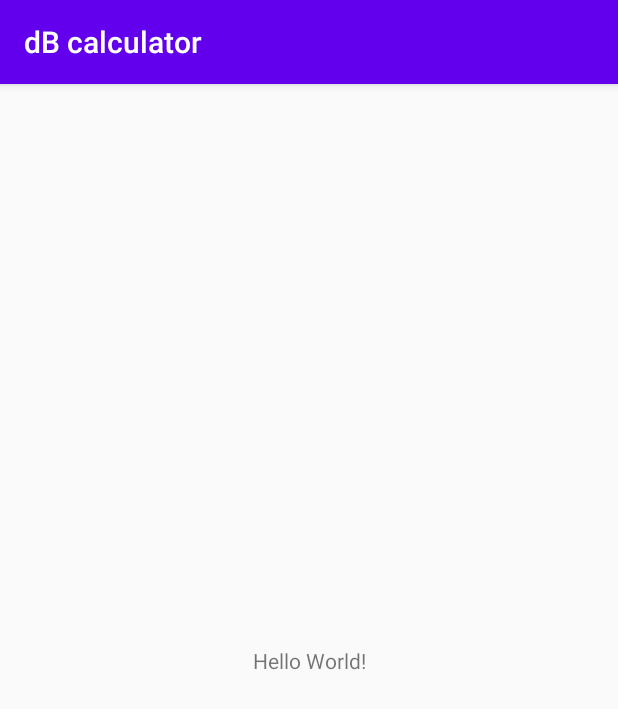
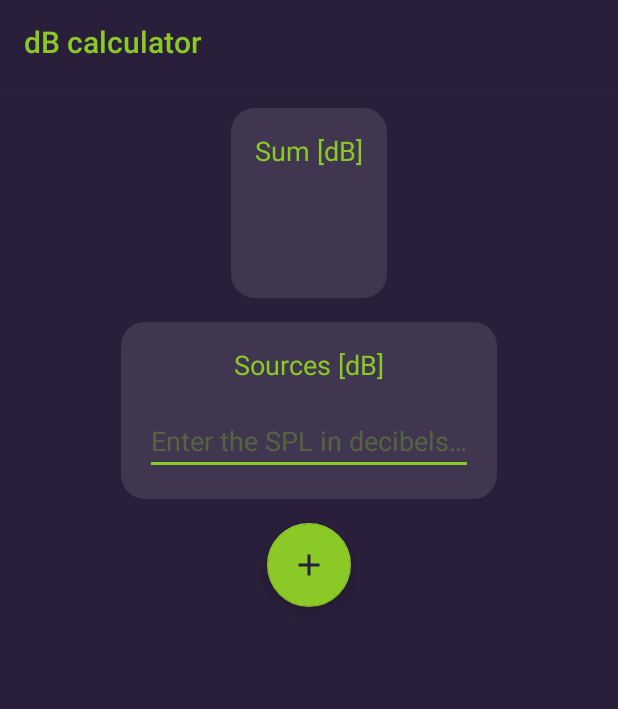
Before and after one commit to soygabimoreno/dBCalculator, an Android app: the screen it shows after launch (MainActivity), on a phone screen of 412 x 824 dp. Shown: the top 709 px of the screen. Run offline under Robolectric (Android 15) with nearby library versions, the phone set to English and light mode, and no system bars; 2 statements that could not run were skipped.

Commit message:
App skeleton completed

```diff
--- a/app/src/main/AndroidManifest.xml
+++ b/app/src/main/AndroidManifest.xml
@@ -2,17 +2,19 @@
 <manifest xmlns:android="http://schemas.android.com/apk/res/android"
     package="com.appacoustic.android.dbcalculator">
 
+    <uses-permission android:name="android.permission.INTERNET"/>
+
     <application
+        android:name=".App"
         android:allowBackup="true"
         android:icon="@mipmap/ic_launcher"
         android:label="@string/app_name"
         android:roundIcon="@mipmap/ic_launcher_round"
         android:supportsRtl="true"
         android:theme="@style/AppTheme">
-        <activity android:name=".MainActivity">
+        <activity android:name=".presentation.MainActivity">
             <intent-filter>
                 <action android:name="android.intent.action.MAIN"/>
-
                 <category android:name="android.intent.category.LAUNCHER"/>
             </intent-filter>
         </activity>
--- /dev/null
+++ b/app/src/main/java/com/appacoustic/android/dbcalculator/App.kt
@@ -0,0 +1,31 @@
+package com.appacoustic.android.dbcalculator
+
+import android.app.Application
+import com.appacoustic.android.dbcalculator.framework.KLog
+import com.google.firebase.FirebaseApp
+import org.koin.android.ext.koin.androidContext
+import org.koin.android.logger.AndroidLogger
+import org.koin.core.context.startKoin
+import org.koin.core.logger.Level
+
+class App : Application() {
+
+    override fun onCreate() {
+        super.onCreate()
+        KLog.launch(BuildConfig.DEBUG)
+        initKoin()
+        initFirebase()
+    }
+
+    private fun initKoin() {
+        startKoin {
+            if (BuildConfig.DEBUG) logger(AndroidLogger(Level.ERROR))
+            androidContext(this@App)
+            modules(serviceLocator)
+        }
+    }
+
+    private fun initFirebase() {
+        FirebaseApp.initializeApp(this)
+    }
+}
--- /dev/null
+++ b/app/src/main/java/com/appacoustic/android/dbcalculator/ServiceLocator.kt
@@ -0,0 +1,7 @@
+package com.appacoustic.android.dbcalculator
+
+import com.appacoustic.android.dbcalculator.presentation.mainModule
+
+val serviceLocator = listOf(
+    mainModule
+)
--- /dev/null
+++ b/app/src/main/java/com/appacoustic/android/dbcalculator/framework/EditTextExtension.kt
@@ -0,0 +1,17 @@
+package com.appacoustic.android.dbcalculator.framework
+
+import android.text.Editable
+import android.text.TextWatcher
+import android.widget.EditText
+
+fun EditText.setOnTextChangedListener(onTextChanged: (charSequence: CharSequence?) -> Unit) {
+    addTextChangedListener(object : TextWatcher {
+        override fun beforeTextChanged(charSequence: CharSequence?, start: Int, count: Int, after: Int) {}
+
+        override fun onTextChanged(charSequence: CharSequence?, start: Int, before: Int, count: Int) {
+            onTextChanged(charSequence)
+        }
+
+        override fun afterTextChanged(editable: Editable?) {}
+    })
+}
--- /dev/null
+++ b/app/src/main/java/com/appacoustic/android/dbcalculator/framework/KLog.kt
@@ -0,0 +1,43 @@
+package com.appacoustic.android.dbcalculator.framework
+
+import android.util.Log
+
+class KLog {
+
+    companion object {
+
+        var debug = true
+            private set
+
+        /**
+         * This method must be called at the very beginning within the onCreate() of the Application class
+         * (or first activity to lunch) for ensuring logs are not shown on release version.
+         */
+        fun launch(debug: Boolean) {
+            Companion.debug = debug
+        }
+
+        fun v(s: String) {
+            if (debug) Throwable().stackTrace[1].apply { Log.v(generateTag(), generateMessage(s)) }
+        }
+
+        fun d(s: String) {
+            if (debug) Throwable().stackTrace[1].apply { Log.d(generateTag(), generateMessage(s)) }
+        }
+
+        fun i(s: String) {
+            if (debug) Throwable().stackTrace[1].apply { Log.i(generateTag(), generateMessage(s)) }
+        }
+
+        fun w(s: String) {
+            if (debug) Throwable().stackTrace[1].apply { Log.w(generateTag(), generateMessage(s)) }
+        }
+
+        fun e(s: String) {
+            if (debug) Throwable().stackTrace[1].apply { Log.e(generateTag(), generateMessage(s)) }
+        }
+    }
+}
+
+private fun StackTraceElement.generateTag() = className.substringAfterLast(".")
+private fun StackTraceElement.generateMessage(msg: Any) = "$methodName() $msg"
--- /dev/null
+++ b/app/src/main/java/com/appacoustic/android/dbcalculator/presentation/MainActivity.kt
@@ -0,0 +1,51 @@
+package com.appacoustic.android.dbcalculator.presentation
+
+import android.content.Context
+import android.os.Bundle
+import android.os.Handler
+import android.os.Looper
+import android.view.inputmethod.InputMethodManager
+import android.widget.Toast
+import androidx.appcompat.app.AppCompatActivity
+import com.appacoustic.android.dbcalculator.R
+import com.appacoustic.android.dbcalculator.framework.setOnTextChangedListener
+import kotlinx.android.synthetic.main.activity_main.*
+import org.koin.androidx.viewmodel.scope.viewModel
+import org.koin.androidx.scope.lifecycleScope as koinScope
+
+class MainActivity : AppCompatActivity() {
+
+    private val viewModel: MainViewModel by koinScope.viewModel(this)
+
+    override fun onCreate(savedInstanceState: Bundle?) {
+        super.onCreate(savedInstanceState)
+        setContentView(R.layout.activity_main)
+        initViewModel()
+        initEditText()
+        initFab()
+    }
+
+    private fun initViewModel() {
+        viewModel.sum.observe(this, { sum ->
+            tvSumResult.text = sum?.toString() ?: "?"
+        })
+    }
+
+    private fun initEditText() {
+        Handler(Looper.getMainLooper()).postDelayed({
+            etSources.requestFocus()
+            val imr = getSystemService(Context.INPUT_METHOD_SERVICE) as InputMethodManager
+            imr.showSoftInput(etSources, InputMethodManager.SHOW_IMPLICIT)
+        }, 500)
+
+        etSources.setOnTextChangedListener { input ->
+            viewModel.handleSourcesChanged(input)
+        }
+    }
+
+    private fun initFab() {
+        fabAdd.setOnClickListener {
+            Toast.makeText(this, "FOO", Toast.LENGTH_SHORT).show()
+        }
+    }
+}
--- /dev/null
+++ b/app/src/main/java/com/appacoustic/android/dbcalculator/presentation/MainModule.kt
@@ -0,0 +1,17 @@
+package com.appacoustic.android.dbcalculator.presentation
+
+import com.appacoustic.android.dbcalculator.domain.CalculateDBSum
+import org.koin.androidx.viewmodel.dsl.viewModel
+import org.koin.core.qualifier.named
+import org.koin.dsl.module
+
+val mainModule = module {
+    single { CalculateDBSum() }
+    scope(named<MainActivity>()) {
+        viewModel {
+            MainViewModel(
+                calculateDBSum = get()
+            )
+        }
+    }
+}
--- /dev/null
+++ b/app/src/main/res/drawable/bg_rounded.xml
@@ -0,0 +1,6 @@
+<?xml version="1.0" encoding="utf-8"?>
+<shape xmlns:android="http://schemas.android.com/apk/res/android"
+    android:shape="rectangle">
+    <corners android:radius="16dp"/>
+    <solid android:color="@color/white_alpha_10"/>
+</shape>
--- /dev/null
+++ b/app/src/main/res/drawable/ic_baseline_add_24.xml
@@ -0,0 +1,10 @@
+<vector xmlns:android="http://schemas.android.com/apk/res/android"
+    android:width="24dp"
+    android:height="24dp"
+    android:tint="@color/primaryDark_darkened_3"
+    android:viewportWidth="24"
+    android:viewportHeight="24">
+    <path
+        android:fillColor="@android:color/white"
+        android:pathData="M19,13h-6v6h-2v-6H5v-2h6V5h2v6h6v2z"/>
+</vector>
--- a/app/src/main/res/layout/activity_main.xml
+++ b/app/src/main/res/layout/activity_main.xml
@@ -5,15 +5,89 @@
     xmlns:tools="http://schemas.android.com/tools"
     android:layout_width="match_parent"
     android:layout_height="match_parent"
-    tools:context=".MainActivity">
+    tools:context=".presentation.MainActivity">
 
-    <TextView
+    <androidx.constraintlayout.widget.ConstraintLayout
+        android:id="@+id/clAttenuation"
         android:layout_width="wrap_content"
         android:layout_height="wrap_content"
-        android:text="Hello World!"
-        app:layout_constraintBottom_toBottomOf="parent"
-        app:layout_constraintLeft_toLeftOf="parent"
-        app:layout_constraintRight_toRightOf="parent"
-        app:layout_constraintTop_toTopOf="parent"/>
+        android:layout_marginTop="16dp"
+        android:background="@drawable/bg_rounded"
+        android:padding="16dp"
+        app:layout_constraintEnd_toEndOf="parent"
+        app:layout_constraintStart_toStartOf="parent"
+        app:layout_constraintTop_toTopOf="parent">
 
+        <TextView
+            android:id="@+id/tvSumLabel"
+            android:layout_width="wrap_content"
+            android:layout_height="wrap_content"
+            android:background="@null"
+            android:text="@string/sum_label"
+            android:textAppearance="?android:textAppearanceMedium"
+            app:layout_constraintEnd_toEndOf="parent"
+            app:layout_constraintStart_toStartOf="parent"
+            app:layout_constraintTop_toTopOf="parent"/>
+
+        <TextView
+            android:id="@+id/tvSumResult"
+            android:layout_width="wrap_content"
+            android:layout_height="wrap_content"
+            android:layout_marginTop="16dp"
+            android:background="@null"
+            android:textAppearance="?android:textAppearanceMedium"
+            android:textSize="40sp"
+            app:layout_constraintEnd_toEndOf="parent"
+            app:layout_constraintStart_toStartOf="parent"
+            app:layout_constraintTop_toBottomOf="@id/tvSumLabel"
+            tools:text="0"/>
+    </androidx.constraintlayout.widget.ConstraintLayout>
+
+    <androidx.constraintlayout.widget.ConstraintLayout
+        android:id="@+id/clSources"
+        android:layout_width="wrap_content"
+        android:layout_height="wrap_content"
+        android:layout_marginTop="16dp"
+        android:background="@drawable/bg_rounded"
+        android:padding="16dp"
+        app:layout_constraintEnd_toEndOf="parent"
+        app:layout_constraintStart_toStartOf="parent"
+        app:layout_constraintTop_toBottomOf="@id/clAttenuation">
+
+        <TextView
+            android:id="@+id/tvSources"
+            android:layout_width="wrap_content"
+            android:layout_height="wrap_content"
+            android:background="@null"
+            android:text="@string/sources_label"
+            android:textAppearance="?android:textAppearanceMedium"
+            app:layout_constraintEnd_toEndOf="parent"
+            app:layout_constraintStart_toStartOf="parent"
+            app:layout_constraintTop_toTopOf="parent"/>
+
+        <EditText
+            android:id="@+id/etSources"
+            android:layout_width="wrap_content"
+            android:layout_height="wrap_content"
+            android:layout_marginTop="16dp"
+            android:backgroundTint="@color/accent"
+            android:hint="@string/sources_hint"
+            android:inputType="numberDecimal"
+            android:textAppearance="?android:textAppearanceMedium"
+            android:textColor="@color/accent"
+            android:textColorHint="@color/accent_alpha_30"
+            app:layout_constraintEnd_toEndOf="parent"
+            app:layout_constraintStart_toStartOf="parent"
+            app:layout_constraintTop_toBottomOf="@+id/tvSources"/>
+    </androidx.constraintlayout.widget.ConstraintLayout>
+
+    <com.google.android.material.floatingactionbutton.FloatingActionButton
+        android:id="@+id/fabAdd"
+        android:layout_width="wrap_content"
+        android:layout_height="wrap_content"
+        android:layout_marginTop="16dp"
+        android:src="@drawable/ic_baseline_add_24"
+        app:layout_constraintEnd_toEndOf="parent"
+        app:layout_constraintStart_toStartOf="parent"
+        app:layout_constraintTop_toBottomOf="@id/clSources"/>
 </androidx.constraintlayout.widget.ConstraintLayout>
--- a/app/src/main/res/values/colors.xml
+++ b/app/src/main/res/values/colors.xml
@@ -1,6 +1,25 @@
-<?xml version="1.0" encoding="utf-8"?>
 <resources>
-    <color name="colorPrimary">#6200EE</color>
-    <color name="colorPrimaryDark">#3700B3</color>
-    <color name="colorAccent">#03DAC5</color>
+    <color name="primary">#1982c4</color>
+    <color name="primaryDark">#6a4c93</color>
+    <color name="accent">#8ac926</color>
+    <color name="accent_alpha_30">#4d8ac926</color>
+    <color name="primaryDark_darkened_1">#573F78</color>
+    <color name="primaryDark_darkened_2">#3F2D57</color>
+    <color name="primaryDark_darkened_3">#2A1F3B</color>
+    <color name="sunglow">#ffca3a</color>
+    <color name="sizzlingRed">#ff595e</color>
+    <color name="grayLight">#CCCCCC</color>
+    <color name="grayMedium">#888888</color>
+    <color name="grayDark">#444444</color>
+    <color name="white_alpha_10">#1aFFFFFF</color>
+
+    <color name="primary_alpha_90">#e61982c4</color>
+    <color name="primary_alpha_80">#cc1982c4</color>
+    <color name="primary_alpha_70">#b31982c4</color>
+    <color name="primary_alpha_60">#991982c4</color>
+    <color name="primary_alpha_50">#801982c4</color>
+    <color name="primary_alpha_40">#661982c4</color>
+    <color name="primary_alpha_30">#4d1982c4</color>
+    <color name="primary_alpha_20">#331982c4</color>
+    <color name="primary_alpha_10">#1a1982c4</color>
 </resources>
--- a/app/src/main/res/values/strings.xml
+++ b/app/src/main/res/values/strings.xml
@@ -1,3 +1,6 @@
 <resources>
     <string name="app_name">dB calculator</string>
+    <string name="sources_label">Sources [dB]</string>
+    <string name="sources_hint">Enter the SPL in decibels…</string>
+    <string name="sum_label">Sum [dB]</string>
 </resources>
--- a/app/src/main/res/values/styles.xml
+++ b/app/src/main/res/values/styles.xml
@@ -1,10 +1,19 @@
 <resources>
-    <!-- Base application theme. -->
-    <style name="AppTheme" parent="Theme.AppCompat.Light.DarkActionBar">
-        <!-- Customize your theme here. -->
-        <item name="colorPrimary">@color/colorPrimary</item>
-        <item name="colorPrimaryDark">@color/colorPrimaryDark</item>
-        <item name="colorAccent">@color/colorAccent</item>
+
+    <style name="AppTheme" parent="Theme.AppCompat.DayNight">
+        <item name="colorPrimary">@color/primary</item>
+        <item name="colorPrimaryDark">@color/primaryDark_darkened_2</item>
+        <item name="colorAccent">@color/accent</item>
+        <item name="android:background">@color/primaryDark_darkened_3</item>
+        <item name="android:textColor">@color/accent</item>
+        <item name="actionBarStyle">@style/ActionBar</item>
     </style>
 
+    <style name="ActionBar" parent="@style/Widget.AppCompat.ActionBar.Solid">
+        <item name="titleTextStyle">@style/TitleText</item>
+    </style>
+
+    <style name="TitleText" parent="@style/TextAppearance.AppCompat.Widget.ActionBar.Title">
+        <item name="android:textColor">@color/accent</item>
+    </style>
 </resources>
--- a/build.gradle
+++ b/build.gradle
@@ -1,4 +1,3 @@
-// Top-level build file where you can add configuration options common to all sub-projects/modules.
 buildscript {
     ext.kotlin_version = "1.4.0"
     repositories {
@@ -8,9 +7,8 @@ buildscript {
     dependencies {
         classpath "com.android.tools.build:gradle:4.0.1"
         classpath "org.jetbrains.kotlin:kotlin-gradle-plugin:$kotlin_version"
-
-        // NOTE: Do not place your application dependencies here; they belong
-        // in the individual module build.gradle files
+        classpath 'com.google.gms:google-services:4.3.3'
+        classpath 'com.google.firebase:firebase-crashlytics-gradle:2.2.1'
     }
 }
 
```
Also changed, not shown: app/build.gradle (+51 -8 lines), app/src/main/java/com/appacoustic/android/dbcalculator/MainActivity.kt (deleted, +0 -11 lines), app/src/main/java/com/appacoustic/android/dbcalculator/domain/CalculateDBSum.kt (added, +37 -0 lines), app/src/main/java/com/appacoustic/android/dbcalculator/framework/CharSequenceExtension.kt (added, +12 -0 lines), app/src/main/java/com/appacoustic/android/dbcalculator/presentation/MainViewModel.kt (added, +27 -0 lines), 2 other files.
